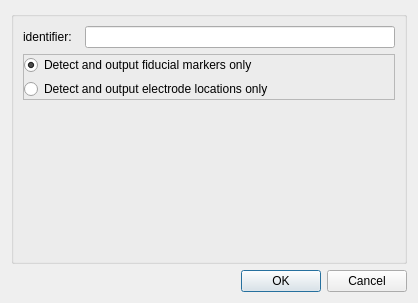
Before: the Qt Designer form mapclientplugins/electrodearraydetectorstep/qt/configuredialog.ui in mapclient-plugins/mapclientplugins.electrodearraydetectorstep, drawn with Qt 5.
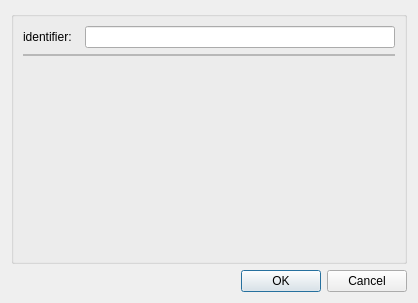
After: the same form once the commit is applied.

Diff of the .ui file:
```diff
--- a/mapclientplugins/electrodearraydetectorstep/qt/configuredialog.ui
+++ b/mapclientplugins/electrodearraydetectorstep/qt/configuredialog.ui
@@ -48,23 +48,6 @@
          <property name="margin">
           <number>0</number>
          </property>
-         <item>
-          <widget class="QRadioButton" name="fiducials_radioButton">
-           <property name="text">
-            <string>Detect and output fiducial markers only</string>
-           </property>
-           <property name="checked">
-            <bool>true</bool>
-           </property>
-          </widget>
-         </item>
-         <item>
-          <widget class="QRadioButton" name="electrode_radioButton">
-           <property name="text">
-            <string>Detect and output electrode locations only</string>
-           </property>
-          </widget>
-         </item>
         </layout>
        </widget>
       </item>
```
